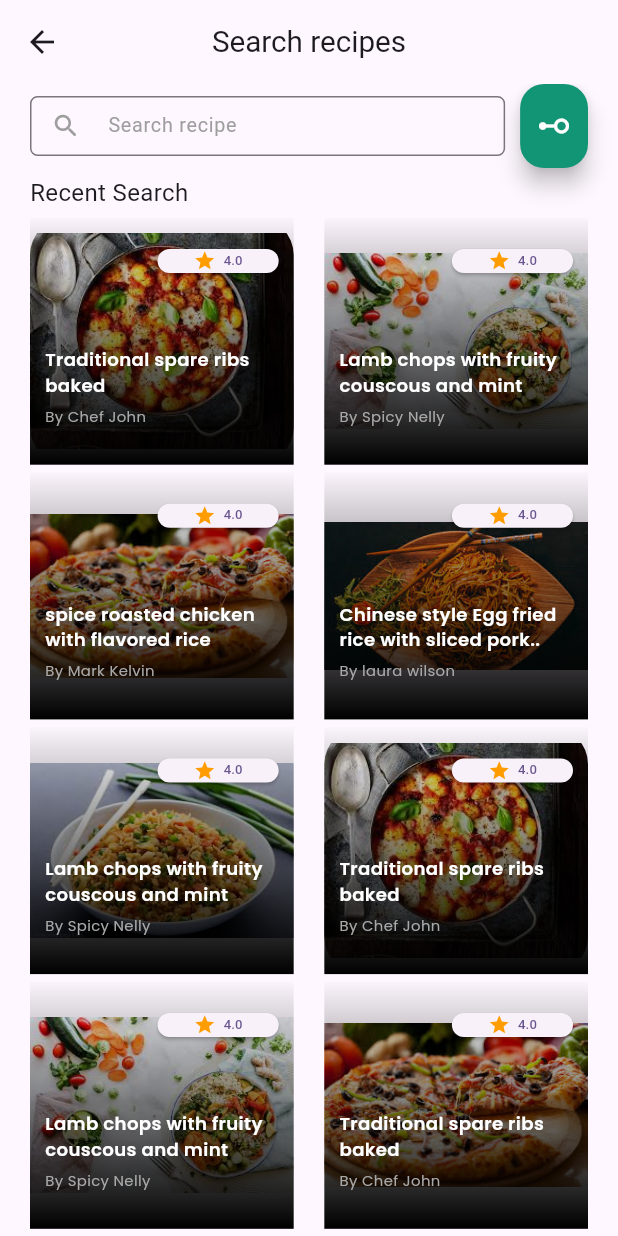
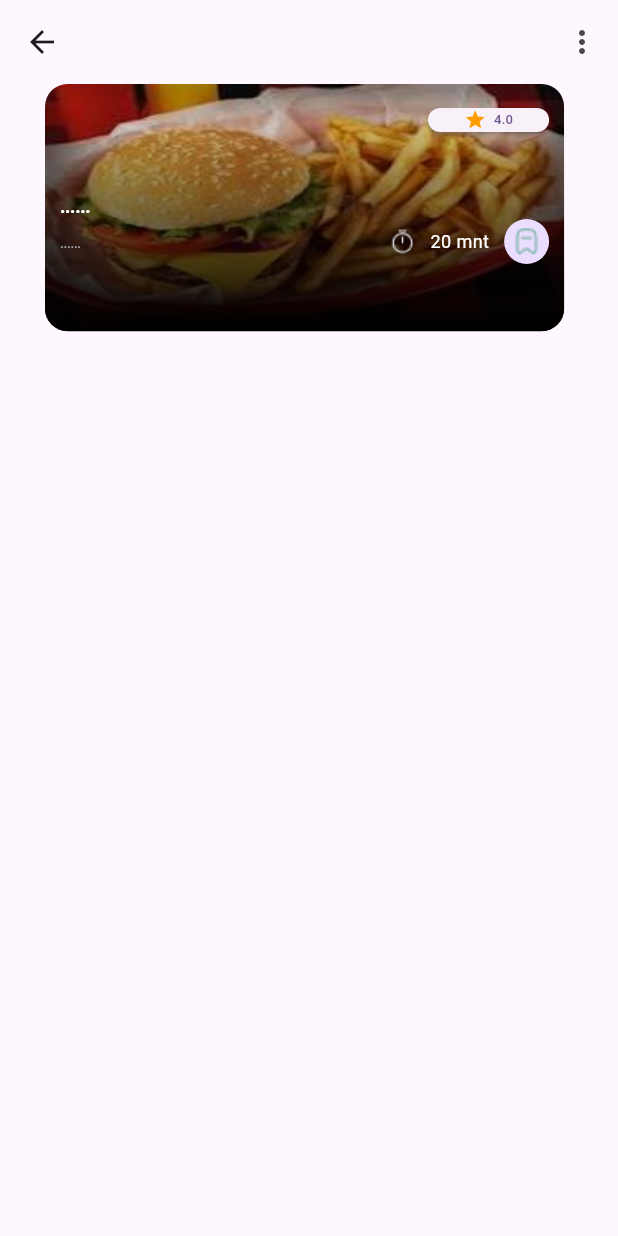
Before and after one commit to ShawanaAslam/CookPad, a Flutter app: the screen it shows after launch, on a phone screen of 412 x 824 dp. Run offline on Flutter 3.47's test engine with Material 3 defaults, Android fonts, the phone set to English and light mode, and no system bars; our stand-ins replace flutter_screenutil, get, google_fonts.

Commit message:
new widgetupload

```diff
--- a/lib/main.dart
+++ b/lib/main.dart
@@ -1,7 +1,10 @@
 //import 'package:cookpad/view/Starting_screens/splash_screen/splash_view.dart';
+import 'package:cookpad/src/view/Home_views/recipe_ingrident/recipeIngrident_view.dart';
+import 'package:cookpad/src/view/Home_views/saved_recipe/savedrecipe_view.dart';
+import 'package:cookpad/src/view/Home_views/search_view/search_view.dart';
 import 'package:cookpad/src/view/Starting_views/splash_view/splash_view.dart';
 import 'package:cookpad/src/view/auth_views/login_view/login_view.dart';
-import 'package:cookpad/src/view/auth_views/search_view/search_view.dart';
+//import 'package:cookpad/src/view/auth_views/search_view/search_view.dart';
 import 'package:flutter/material.dart';
 import 'package:flutter_screenutil/flutter_screenutil.dart';
 import 'package:get/get_navigation/src/root/get_material_app.dart';
@@ -44,7 +47,9 @@ class MyApp extends StatelessWidget {
             useMaterial3: true,
           ),
           home:
-            SearchView()
+            RecipeIngridentView()
+           //SavedRecipeView()
+            //SearchView()
           //SignUpView()
           //LoginView()
           //SplashView()
--- a/lib/src/constants/pictures.dart
+++ b/lib/src/constants/pictures.dart
@@ -8,4 +8,10 @@ class Pic{
   static String piza='assets/images/piza.jpeg';
   static String nodles='assets/images/nodles.jpeg';
   static String rice='assets/images/rice.jpeg';
+  static String icn='assets/icons/Inactive.png';
+  static String timer='assets/icons/timer.png';
+  static String share='assets/icons/share.png';
+  static String msg='assets/icons/message.png';
+  static String pop='assets/icons/pop.png';
+  static String burgr='assets/images/burgr.jpeg';
 }
--- /dev/null
+++ b/lib/src/view/Home_views/recipe_ingrident/recipeIngrident_view.dart
@@ -0,0 +1,106 @@
+import 'package:cookpad/src/common_widgets/text-widget.dart';
+import 'package:cookpad/src/constants/pictures.dart';
+import 'package:cookpad/src/view/Home_views/saved_recipe/savedrecipe_widget/saved_container.dart';
+import 'package:flutter/material.dart';
+import 'package:get/get.dart';
+class RecipeIngridentView extends StatefulWidget {
+  const RecipeIngridentView({super.key});
+
+  @override
+  State<RecipeIngridentView> createState() => _RecipeIngridentViewState();
+}
+
+class _RecipeIngridentViewState extends State<RecipeIngridentView> {
+  @override
+  Widget build(BuildContext context) {
+    return Scaffold(
+      appBar: AppBar(
+        leading: Icon(Icons.arrow_back),
+        actions: [
+
+          PopupMenuButton(
+            onSelected: (String value) {
+              if (value == 'share') {
+
+              }
+              if (value == 'Rate Recipe')
+              {
+
+              }
+              if (value == 'Review')
+              {
+
+              }
+              else if (value == 'Unsave') {
+            //     Get.defaultDialog(
+            //       title: 'Message',
+            //       content: Text('Do you want to Delete this Data?'),
+            //       actions: [
+            //         ElevatedButton(
+            //           onPressed: () {
+            //             // FirebaseFirestore.instance
+            //             //     .collection(userEmail)
+            //             //     .doc(data.docs[index].id)
+            //             //     .delete();
+            //             Get.back(); // Close the dialog after deletion
+            //           },
+            //           child: Text('Yes'),
+            //         ),
+            //         ElevatedButton(
+            //           onPressed: () {
+            //             Get.back();
+            //           },
+            //           child: Text('No'),
+            //         ),
+            //       ],
+            //     );
+              }
+
+             },
+            itemBuilder: (BuildContext context) {
+              return [
+                PopupMenuItem(
+                  value: 'share',
+                  child: ListTile(
+                    leading:  Image.asset(Pic.share),
+                    trailing:TextWidget(txt: 'Share',fntsze: 14,),
+                  ),
+                ),
+                PopupMenuItem(
+                  value: 'Rate Recipe',
+                  child: ListTile(
+                    leading:Icon(Icons.star),
+                    trailing:  TextWidget(txt: 'Rate Recipe',fntsze: 14,),
+                  ),
+                ),
+                PopupMenuItem(
+                  value: 'Review',
+                  child: ListTile(
+                    leading:Image.asset(Pic.msg) ,
+                    trailing: TextWidget(txt: 'Review',fntsze: 14,),
+                  ),
+                ),
+                PopupMenuItem(
+                  value: 'Unsave',
+                  child: ListTile(
+                    leading:Image.asset(Pic.pop,) ,
+                    trailing: TextWidget(txt: 'Unsave',fntsze: 14,),
+                  ),
+                ),
+              ];
+            },
+          ),
+        ],
+      ),
+      body: Padding(
+        padding: const EdgeInsets.symmetric(horizontal: 30),
+        child: Column(
+          children: [
+SavedContainer(txt: '......', txt1:'......', path: Pic.burgr)
+          ],
+        ),
+      ),
+
+    );
+  }
+}
--- /dev/null
+++ b/lib/src/view/Home_views/saved_recipe/savedrecipe_widget/saved_container.dart
@@ -0,0 +1,115 @@
+import 'package:cookpad/src/constants/colors.dart';
+import 'package:cookpad/src/constants/pictures.dart';
+import 'package:flutter/material.dart';
+import 'package:flutter_screenutil/flutter_screenutil.dart';
+import 'package:google_fonts/google_fonts.dart';
+
+class SavedContainer extends StatelessWidget {
+  String txt;
+  String txt1;
+  double? fntsze;
+  String path;
+  //double? hght;
+  //double? wdth;
+ // String? txt2;
+  //IconData? icon;
+
+
+  SavedContainer({super.key, required this.txt, required this.txt1,
+    this.fntsze,required this.path,
+    //this.hght,this.wdth,
+    //this.txt2,
+   // this.icon,
+  });
+
+  @override
+  Widget build(BuildContext context) {
+    return Stack(
+        children:[ Container(
+          height: 150.sp,
+          width: 315.sp,
+
+          decoration: BoxDecoration(
+              borderRadius: BorderRadius.circular(15.r),
+
+              image: DecorationImage(
+                  image: AssetImage(path,),fit: BoxFit.fill
+              )
+
+          ),
+        ),
+          Container(
+            width: 315.sp,
+            height: 150.sp,
+            decoration: BoxDecoration(
+              borderRadius: BorderRadius.circular(15.r),
+              gradient: LinearGradient(
+                begin: Alignment.topCenter,
+                end: Alignment.bottomCenter,
+                colors: [
+                  Colors.black.withOpacity(0.01), // Adjust opacity as needed
+                  Colors.black, // Adjust as needed
+                ],
+              ),
+            ),
+
+            child:   Padding(
+              padding: const EdgeInsets.symmetric(
+                //  vertical: ,
+                  horizontal: 10
+              ),
+              child: Column(
+                mainAxisAlignment: MainAxisAlignment.start,
+                crossAxisAlignment: CrossAxisAlignment.start,
+                children: [
+                  Row(
+                    mainAxisAlignment: MainAxisAlignment.end,
+                    crossAxisAlignment: CrossAxisAlignment.end,
+                    children: [
+                      ElevatedButton(
+
+                          style: ElevatedButton.styleFrom(
+                              minimumSize: Size(37, 16)),
+                          onPressed: (){}, child:
+                      Row(children: [
+                        Icon(Icons.star,color: AppColors.orangeColor,size: 15,),
+                        SizedBox(width: 5,),
+                        Text('4.0',style: GoogleFonts.roboto(fontSize: 8.sp),)
+                      ],
+                      )),
+                    ],
+                  ),
+                  SizedBox(height: 25,),
+                  Text(txt,style: GoogleFonts.poppins(fontSize: 11.sp,color: Colors.white,fontWeight: FontWeight.w600),),
+                  //SizedBox(height: 5,),
+                  Row(
+                  mainAxisAlignment: MainAxisAlignment.spaceBetween,
+                   children: [
+                  Text(txt1,style: GoogleFonts.poppins(fontSize: 9.sp,color: AppColors.greyColor,fontWeight: FontWeight.w400),),
+                  Container(
+                    child: Row(
+                      children: [
+                        Image(image: AssetImage(Pic.timer)),
+                        SizedBox(width: 10,),
+                       Text('20 mnt',style: GoogleFonts.roboto(color: Colors.white,fontSize: 11.sp),),
+                        SizedBox(width: 10,),
+                        CircleAvatar(
+                          radius: 15,
+                          child: CircleAvatar(
+                            radius: 10,
+                            backgroundImage: AssetImage(Pic.icn,),
+                          ),
+                        )
+                      ],
+                    ),
+                  )
+                  ],
+                   ),
+                ],
+              ),
+            ),
+          )
+        ]
+    );
+  }
+}
--- a/pubspec.yaml
+++ b/pubspec.yaml
@@ -68,6 +68,12 @@ flutter:
     - assets/icons/fb.png
     - assets/icons/gmail.png
     - assets/images/bowl.jpeg
+    - assets/icons/Inactive.png
+    - assets/icons/timer.png
+    - assets/icons/share.png
+    - assets/icons/message.png
+    - assets/icons/pop.png
+    - assets/images/burgr.jpeg
     #- assets/icons/splashIcon.png
     #- assets/icons/fb.svg
 
```
Also changed, not shown: lib/src/common_widgets/searchcontainer_widget.dart (+24 -3 lines), lib/src/view/Home_views/saved_recipe/savedrecipe_view.dart (added, +42 -0 lines), assets/icons/Inactive.png (added), assets/icons/message.png (added), assets/icons/pop.png (added), assets/icons/share.png (added), assets/icons/timer.png (added), assets/images/burgr.jpeg (added), lib/src/view/Home_views/recipe_ingrident/recipeIngrident_Widget/ingrdntFirst_Row.dart (added), lib/src/view/Home_views/recipe_ingrident/recipeIngrident_controller.dart (added), lib/src/view/Home_views/search_view/search_controller.dart (added), lib/src/view/Home_views/search_view/search_view.dart (renamed from lib/src/view/auth_views/search_view/search_view.dart).
